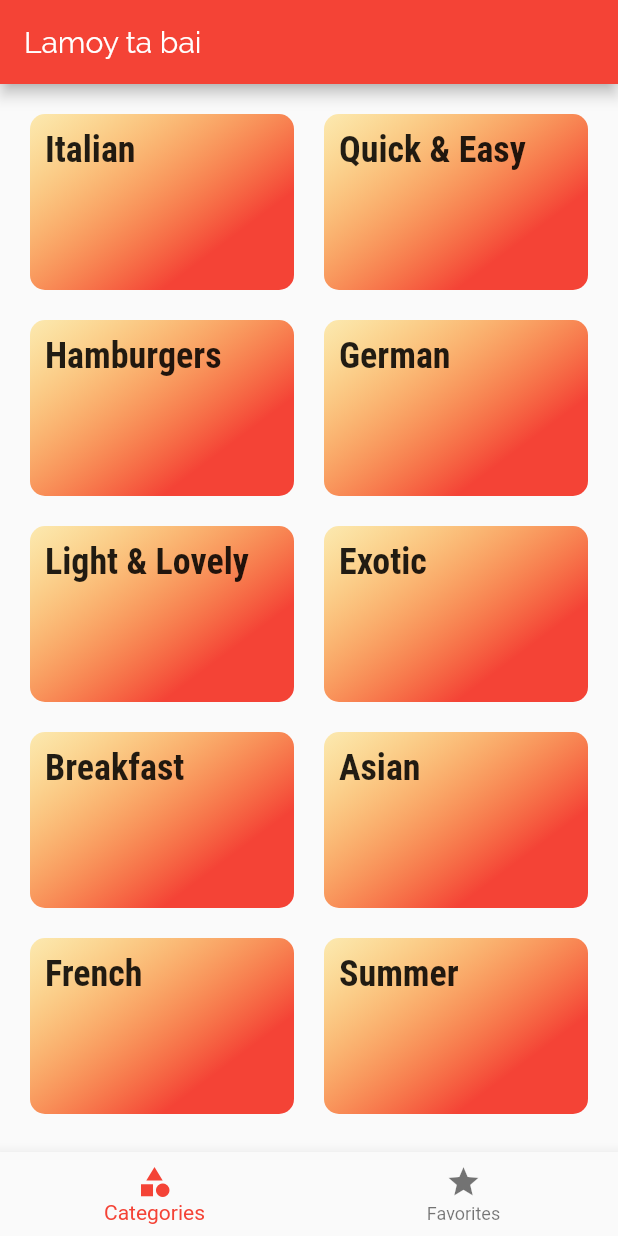
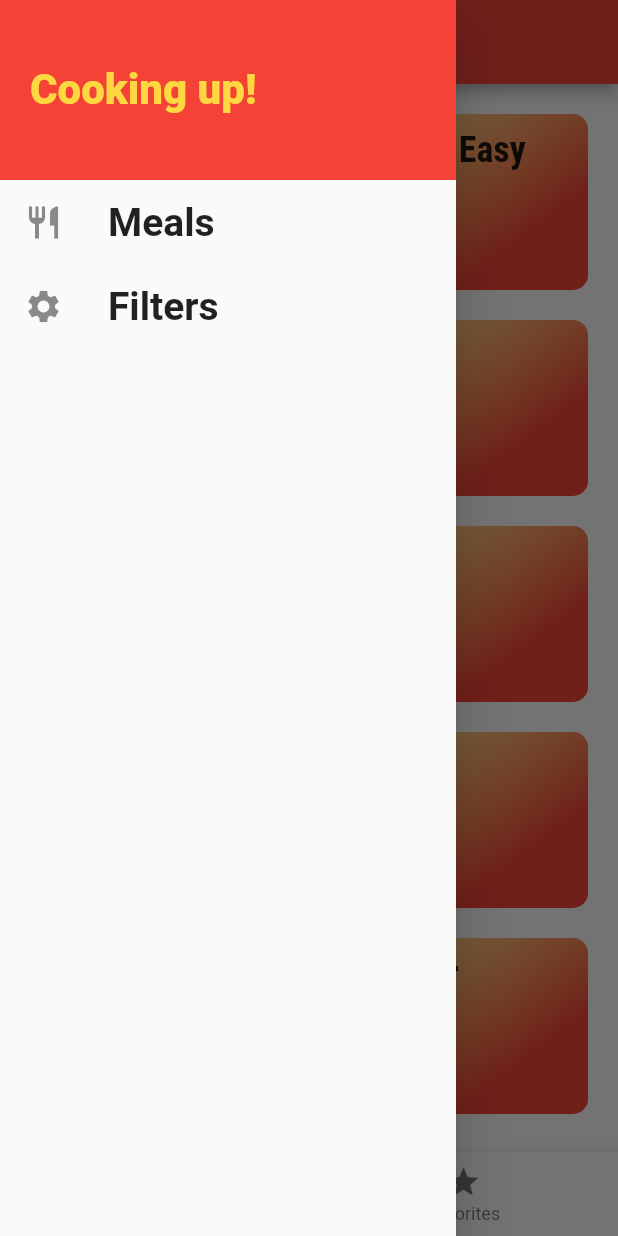
Before and after one commit to poolGolez/lamoy, a Flutter app: the screen it shows after launch, with the side drawer open (before the commit the screen has no drawer), on a phone screen of 412 x 824 dp. Run offline on Flutter 3.47's test engine with Material 2 defaults, Android fonts, the phone set to English and light mode, and no system bars.

Commit message:
Initial filters screen with drawer

```diff
--- a/lib/main.dart
+++ b/lib/main.dart
@@ -3,6 +3,7 @@ import 'package:lamoy/screen/meal_details_screen.dart';
 
 import './screen/home_screen.dart';
 import './screen/category_meals_screen.dart';
+import './screen/filters_screen.dart';
 
 void main() => runApp(LamoyApp());
 
@@ -26,6 +27,7 @@ class LamoyApp extends StatelessWidget {
       routes: {
         '/category-meals': (ctx) => CategoryMealsScreen(),
         '/meals': (ctx) => MealDetailsScreen(),
+        FiltersScreen.ROUTE_NAME: (ctx) => FiltersScreen(),
       },
     );
   }
--- /dev/null
+++ b/lib/screen/filters_screen.dart
@@ -0,0 +1,13 @@
+import 'package:flutter/material.dart';
+
+class FiltersScreen extends StatelessWidget {
+  static const ROUTE_NAME = '/filters';
+  @override
+  Widget build(BuildContext context) {
+    return Scaffold(
+      body: Center(
+        child: Text('Filters Screen!'),
+      ),
+    );
+  }
+}
--- a/lib/screen/home_screen.dart
+++ b/lib/screen/home_screen.dart
@@ -1,8 +1,13 @@
 import 'package:flutter/material.dart';
-import 'package:lamoy/screen/categories_screen.dart';
-import 'package:lamoy/screen/favorites_screen.dart';
+
+import './categories_screen.dart';
+import './favorites_screen.dart';
+import './main_drawer.dart';
 
 class HomeScreen extends StatefulWidget {
+
+  static const ROUTE_NAME = '/';
+
   @override
   _HomeScreenState createState() => _HomeScreenState();
 }
@@ -23,6 +28,7 @@ class _HomeScreenState extends State<HomeScreen> {
         title: Text('Lamoy ta bai'),
       ),
       body: selectedScreen,
+      drawer: MainDrawer(),
       bottomNavigationBar: BottomNavigationBar(
         currentIndex: _selectedScreenIndex,
         onTap: (index) => setState(() => _selectedScreenIndex = index),
--- /dev/null
+++ b/lib/screen/main_drawer.dart
@@ -0,0 +1,54 @@
+import 'package:flutter/material.dart';
+
+import './filters_screen.dart';
+import './home_screen.dart';
+
+class MainDrawer extends StatelessWidget {
+  Widget _drawerItem(String title, IconData icon, Function tapHandler) {
+    return ListTile(
+      leading: Icon(
+        icon,
+        size: 26,
+      ),
+      title: Text(
+        title,
+        style: TextStyle(
+          fontSize: 26,
+          fontWeight: FontWeight.bold,
+        ),
+      ),
+      onTap: tapHandler,
+    );
+  }
+
+  @override
+  Widget build(BuildContext context) {
+    return Drawer(
+      child: Column(
+        children: <Widget>[
+          Container(
+            height: 120,
+            width: double.infinity,
+            padding: const EdgeInsets.all(20),
+            color: Theme.of(context).primaryColor,
+            alignment: Alignment.centerLeft,
+            child: Text(
+              'Cooking up!',
+              style: TextStyle(
+                fontSize: 28,
+                fontWeight: FontWeight.w900,
+                color: Theme.of(context).accentColor,
+              ),
+            ),
+          ),
+          _drawerItem('Meals', Icons.restaurant, () {
+            Navigator.of(context).pushNamed(HomeScreen.ROUTE_NAME);
+          }),
+          _drawerItem('Filters', Icons.settings, () {
+            Navigator.of(context).pushNamed(FiltersScreen.ROUTE_NAME);
+          }),
+        ],
+      ),
+    );
+  }
+}
```
